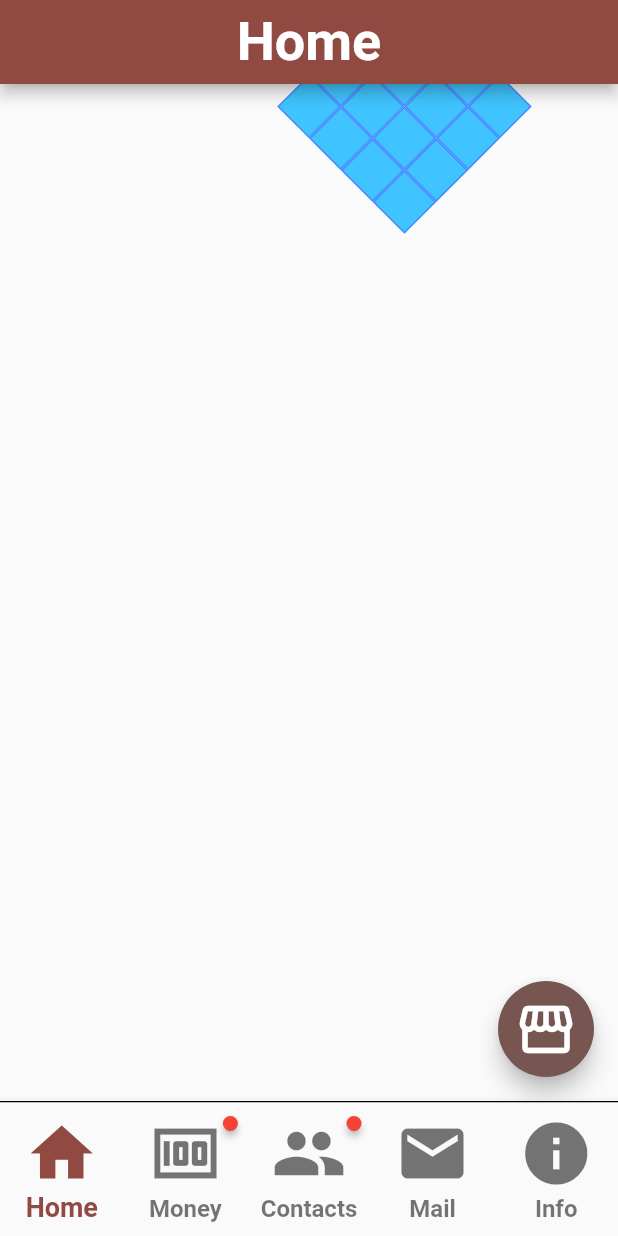
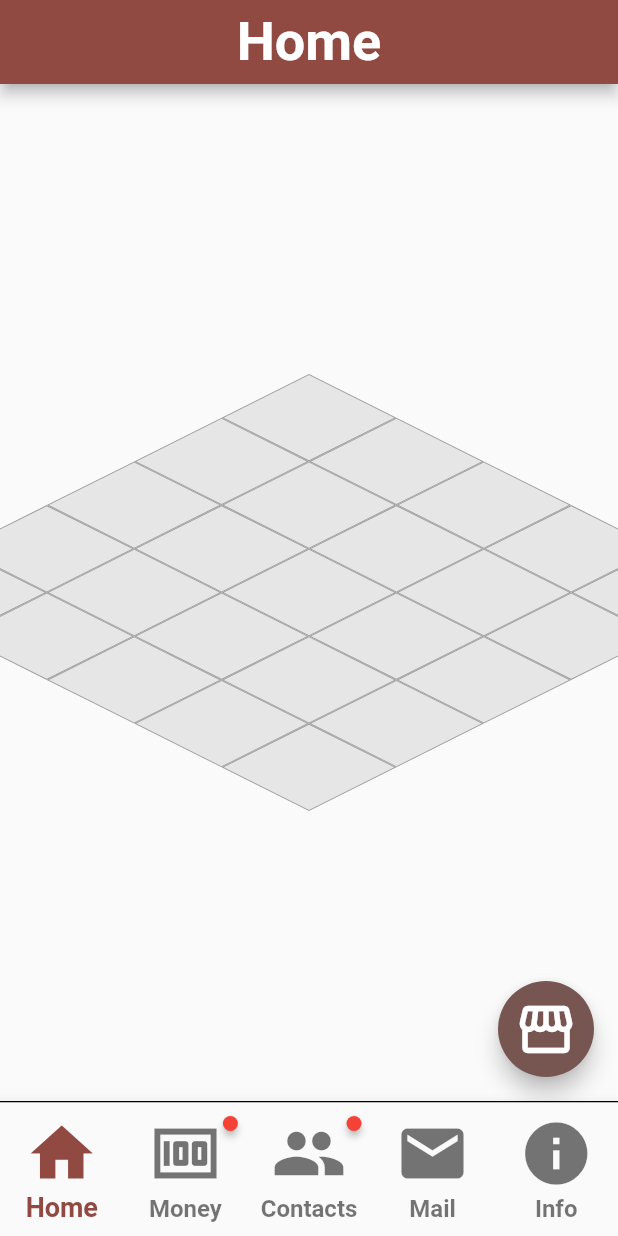
Before and after one commit to Blaemerson/Project-Mercury, a Flutter app: the screen it shows once a user with an empty profile is signed in, on a phone screen of 412 x 824 dp. Run offline on Flutter 3.47's test engine with Material 2 defaults, Android fonts, the phone set to English and light mode, and no system bars; drawn by our look-alikes of badges; our stand-ins replace cloud_firestore, firebase_analytics, firebase_auth, firebase_core, get_it; accounts and stored records are empty.

Commit message:
Cleaned up tile creation + make tiles properly accept/remove furntiture

```diff
--- a/lib/pages/home_page.dart
+++ b/lib/pages/home_page.dart
@@ -2,6 +2,7 @@ import 'package:flutter/material.dart';
 import 'package:projectmercury/pages/store_page.dart';
 import 'package:projectmercury/utils/utils.dart';
 import 'package:provider/provider.dart';
+import 'dart:math' as math;
 
 import '../models/store_item.dart';
 
@@ -10,26 +11,36 @@ class HomePage extends StatelessWidget {
 
   @override
   Widget build(BuildContext context) {
-    Provider.of<List<PurchasedItem>>(context);
+    /* Provider.of<List<PurchasedItem>>(context); */
     return Scaffold(
       appBar: AppBar(
         title: const Text('Home'),
       ),
       body: Consumer<List<PurchasedItem>>(
         builder: (_, items, __) {
-          return Center(
-            child: Stack(
+          return Stack(
+            fit: StackFit.expand,
             children: [
-                /* Position each tile correctly */
-                /* TODO: Make this clearer, and remove the hardcoded values */
-                for (double i = 0, j = 0;
-                    i < 16;
-                    i++, (i % 4 == 0) ? j += 42.426 / 2 : j += 0)
-                  Tile(
-                      tileSize: 30,
-                      offsetX: i * 42.426 / 2 - (j * 3),
-                      offsetY: i * 42.426 / 2 - (j * 5)),
-                      Column(children: [
+              Center(
+                child: Transform(
+                  alignment: AlignmentDirectional.center,
+                  transform: Matrix4.rotationX(math.pi / 3),
+                  child: Transform(
+                    transform: Matrix4.rotationZ(math.pi / 4),
+                    alignment: AlignmentDirectional.center,
+                    child: GridView.count(
+                        crossAxisCount: 5,
+                        primary: false,
+                        shrinkWrap: true,
+                        children: [
+                          for (int i = 0; i < 25; i++) const Tile(),
+                        ]),
+                  ),
+                ),
+              ),
+              Row(
+                mainAxisSize: MainAxisSize.min,
+                children: [
                   for (PurchasedItem item in items)
                     /* Create a new draggable element for each item */
                     Draggable(
@@ -41,14 +52,13 @@ class HomePage extends StatelessWidget {
                       ),
                       feedback: Icon(
                         IconData(item.icon, fontFamily: 'MaterialIcons'),
-                      size: 70,
+                        size: 50,
                       ),
                       childWhenDragging: Container(),
                     ),
-
-                      ],)
                 ],
-            ),
+              )
+            ],
           );
         },
       ),
@@ -79,16 +89,7 @@ class HomePage extends StatelessWidget {
 
 // TODO: See if this must be stateful
 class Tile extends StatefulWidget {
-  const Tile(
-      {Key? key,
-      required this.tileSize,
-      required this.offsetX,
-      required this.offsetY})
-      : super(key: key);
-
-  final double tileSize;
-  final double offsetX;
-  final double offsetY;
+  const Tile({Key? key}) : super(key: key);
 
   @override
   State<StatefulWidget> createState() => _TileState();
@@ -96,58 +97,68 @@ class Tile extends StatefulWidget {
 
 class _TileState extends State<Tile> {
   bool _occupied = false;
-  String _occupyingFurniture = '';
-  int _tileRotation = 0;
   PurchasedItem _furniture = PurchasedItem();
 
   @override
   Widget build(BuildContext context) {
-    Color _color = Colors.lightBlueAccent;
-    return Transform.translate(
-      offset: Offset(widget.offsetX, widget.offsetY),
-      child: Transform.rotate(
-        angle: 3.1415 / 4,
-        child: DragTarget(
+    Color _color = const Color.fromARGB(100, 200, 200, 200);
+    return DragTarget(
       builder: ((context, candidateData, rejectedData) {
         return Container(
-              height: widget.tileSize,
-              width: widget.tileSize,
-              /* color: Colors.grey, */
           decoration: BoxDecoration(
-                border: Border.all(color: Colors.blueAccent),
+            border: Border.all(color: Colors.grey),
             color: _color,
           ),
-              child:
-                  Icon(IconData(_furniture.icon, fontFamily: 'MaterialIcons')),
+          child: Transform(
+            alignment: AlignmentDirectional.center,
+            transform: Matrix4.rotationZ(-math.pi / 4),
+            child: Transform(
+              alignment: AlignmentDirectional.center,
+              transform: Matrix4.rotationY(math.pi / 3),
+              child: _occupied
+                  ? Draggable(
+                      data: _furniture,
+                      /* TODO: change representation of purchased furniture from their icon */
+                      child: Icon(
+                        IconData(_furniture.icon, fontFamily: 'MaterialIcons'),
+                        size: 50,
+                      ),
+                      feedback: Icon(
+                        IconData(_furniture.icon, fontFamily: 'MaterialIcons'),
+                        size: 50,
+                      ),
+                      childWhenDragging: Container(),
+                      onDragStarted: () {
+                        print('Picked up ${_furniture.name}');
+                        _occupied = false;
+                      },
+                    )
+                  : Container(),
+            ),
+          ),
         );
       }),
       onLeave: (PurchasedItem? data) {
-            _color = Colors.lightBlueAccent;
+        _color = const Color.fromARGB(100, 200, 200, 200);
       },
       onWillAccept: (PurchasedItem? data) {
         /* TODO: Only accept furniture if there is space for it on the floor. */
-            _color = Colors.red;
+        _color = Colors.grey;
         return true;
       },
       onAccept: (PurchasedItem data) {
         setState(() {
           if (_occupied == false) {
-                showSnackBar(
-                    'Added ${data.name.toLowerCase()} to home.', context);
-
             _furniture = data;
             _occupied = true;
-                _occupyingFurniture = data.name;
+            print('Added ${data.name} to tile.');
+            /* showSnackBar('Added ${data.name.toLowerCase()} to home. (Occupied: $_occupied)', context); */
           } else {
-                showSnackBar('Failed', context);
-                _furniture = PurchasedItem();
-                _occupied = false;
-                _occupyingFurniture = '';
+            print(
+                'Furniture not added to tile; tile is occupied by ${_furniture.name}');
           }
         });
       },
-        ),
-      ),
     );
   }
 }
```
Lines whose indentation alone changed are shown as unchanged.
